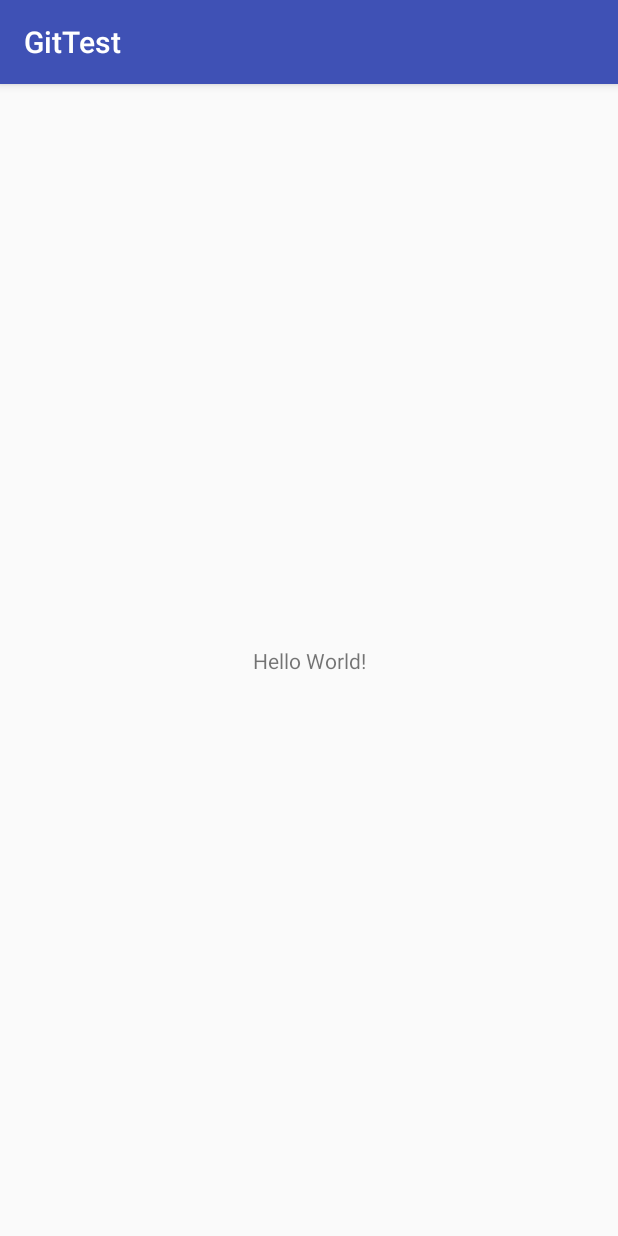
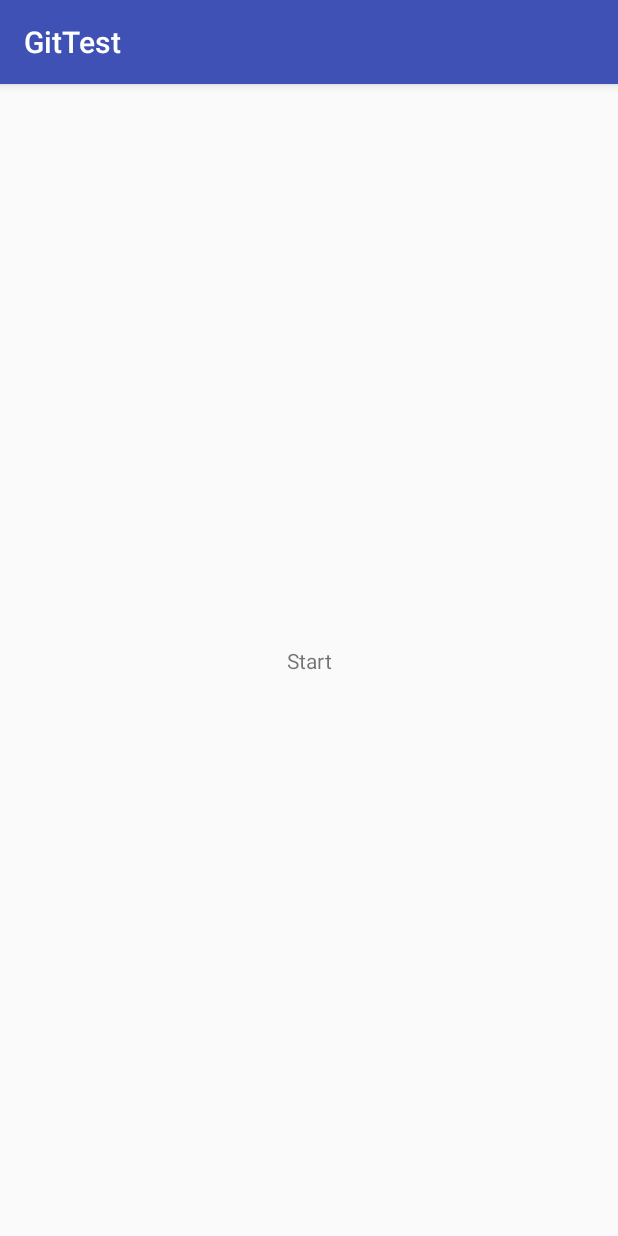
Before and after one commit to ShepVlad/AndroidPlusGitTest, an Android app: the screen it shows after launch (MainActivity), on a phone screen of 412 x 824 dp. Run offline under Robolectric (Android 15) with nearby library versions, the phone set to English and light mode, and no system bars.

Commit message:
Test commit and push

```diff
--- a/app/src/main/java/org/itstep/gittest/MainActivity.java
+++ b/app/src/main/java/org/itstep/gittest/MainActivity.java
@@ -10,4 +10,6 @@ public class MainActivity extends AppCompatActivity {
         super.onCreate(savedInstanceState);
         setContentView(R.layout.activity_main);
     }
+
+
 }
--- a/app/src/main/res/layout/activity_main.xml
+++ b/app/src/main/res/layout/activity_main.xml
@@ -9,7 +9,7 @@
     <TextView
         android:layout_width="wrap_content"
         android:layout_height="wrap_content"
-        android:text="Hello World!"
+        android:text="@string/Start"
         app:layout_constraintBottom_toBottomOf="parent"
         app:layout_constraintLeft_toLeftOf="parent"
         app:layout_constraintRight_toRightOf="parent"
--- a/app/src/main/res/values/strings.xml
+++ b/app/src/main/res/values/strings.xml
@@ -1,3 +1,4 @@
 <resources>
     <string name="app_name">GitTest</string>
+    <string name="Start">Start</string>
 </resources>
```
